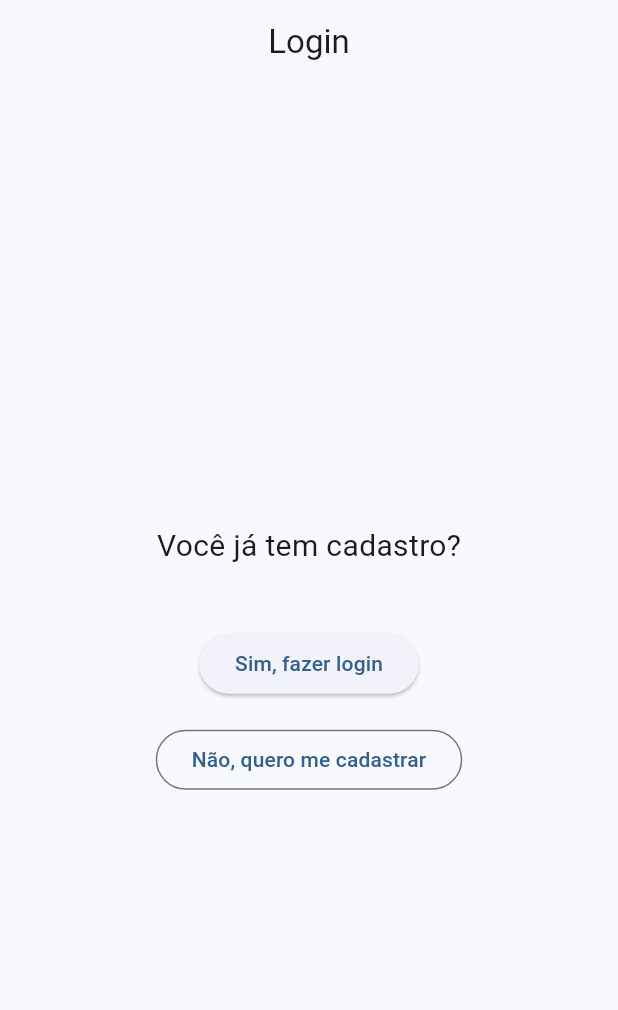
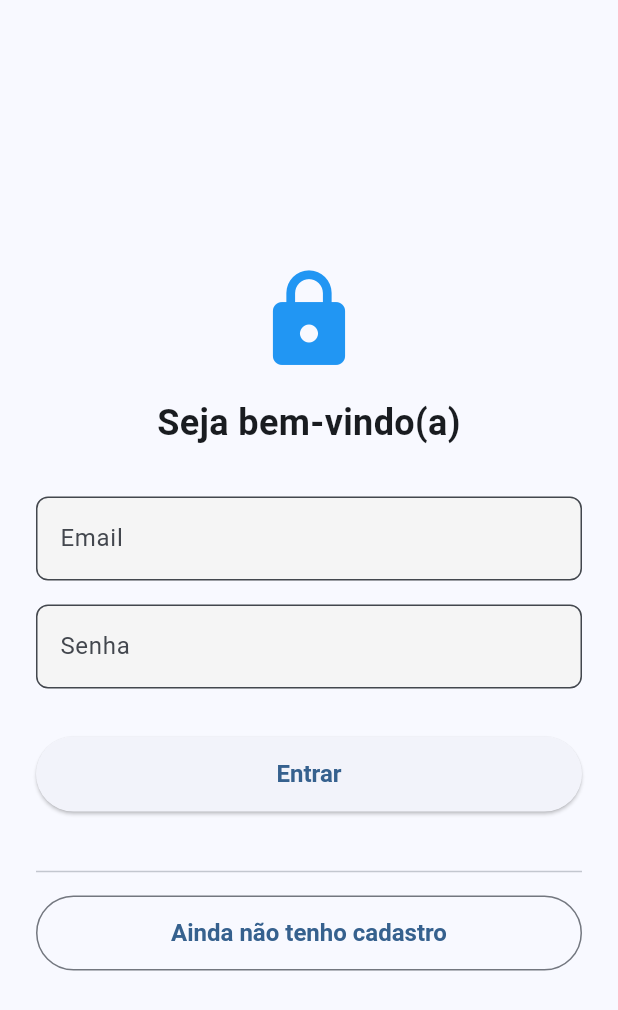
Before and after one commit to LuizFAraujo/pos_dev_web--disp_moveis--flutter_navigator1, a Flutter app: the screen it shows after launch, on a phone screen of 412 x 824 dp. Shown: the top 1010 px of the screen. Run offline on Flutter 3.47's test engine with Material 3 defaults, Android fonts, the light colour scheme and no system bars.

Commit message:
💄 STYLE: Melhorias visuais nas telas de login e cadastro
- Atualizada LoginScreen com layout centralizado, visual moderno e botão proporcional
- Removido AppBar para visual limpo e foco no conteúdo principal
- Substituído texto por 'Seja bem-vindo(a)' com ícone representativo
- Atualizada CadastroScreen com os mesmos padrões visuais e estrutura
- Campos nome, email e senha estilizados com InputDecoration consistente
- Comentários funcionais adicionados em ambas as telas para melhor manutenção

```diff
--- a/lib/screens/login_screen.dart
+++ b/lib/screens/login_screen.dart
@@ -1,45 +1,101 @@
-// Tela de Login com pergunta "Tem cadastro?" e navegação para Cadastro ou Tela Principal.
-
 import 'package:flutter/material.dart';
 
 import '../routes/app_routes.dart';
 
+/// Tela de login com layout moderno e centralizado.
+/// Possui campos fictícios de e-mail e senha, e botões para login e cadastro.
 class LoginScreen extends StatelessWidget {
   const LoginScreen({super.key});
 
   @override
   Widget build(BuildContext context) {
     return Scaffold(
-      appBar: AppBar(title: const Text('Login'), centerTitle: true),
-      body: Padding(
+      // Centro da tela com rolagem para evitar overflow em telas pequenas
+      body: Center(
+        child: SingleChildScrollView(
           padding: const EdgeInsets.all(24.0),
-        child: Center(
+          child: ConstrainedBox(
+            // Limita a largura para melhor visual em telas grandes
+            constraints: const BoxConstraints(maxWidth: 400),
             child: Column(
               mainAxisSize: MainAxisSize.min,
+              crossAxisAlignment: CrossAxisAlignment.center,
               children: [
+                // Ícone superior (cadeado)
+                const Icon(Icons.lock, size: 72, color: Colors.blue),
+                const SizedBox(height: 16),
+
+                // Título da tela
                 const Text(
-                'Você já tem cadastro?',
-                style: TextStyle(fontSize: 20),
+                  'Seja bem-vindo(a)',
+                  style: TextStyle(fontSize: 24, fontWeight: FontWeight.bold),
+                  textAlign: TextAlign.center,
                 ),
-              const SizedBox(height: 40),
+                const SizedBox(height: 32),
 
-              // Botão para quem já tem cadastro: vai para a tela principal
-              ElevatedButton(
-                onPressed: () {
-                  Navigator.pushNamed(context, AppRoutes.telaPrincipal);
-                },
-                child: const Text('Sim, fazer login'),
+                // Campo de entrada para email (sem funcionalidade real)
+                TextField(
+                  decoration: InputDecoration(
+                    labelText: 'Email',
+                    filled: true,
+                    fillColor: Colors.grey[100],
+                    border: OutlineInputBorder(
+                      borderRadius: BorderRadius.circular(8),
+                    ),
+                  ),
                 ),
                 const SizedBox(height: 16),
 
-              // Botão para quem não tem cadastro: vai para a tela de cadastro
+                // Campo de entrada para senha (sem funcionalidade real)
+                TextField(
+                  obscureText: true,
+                  decoration: InputDecoration(
+                    labelText: 'Senha',
+                    filled: true,
+                    fillColor: Colors.grey[100],
+                    border: OutlineInputBorder(
+                      borderRadius: BorderRadius.circular(8),
+                    ),
+                  ),
+                ),
+                const SizedBox(height: 32),
+
+                // Botão para realizar login (simulação)
+                ElevatedButton(
+                  style: ElevatedButton.styleFrom(
+                    minimumSize: const Size.fromHeight(50),
+                    textStyle: const TextStyle(
+                      fontSize: 16,
+                      fontWeight: FontWeight.w600,
+                    ),
+                  ),
+                  onPressed: () {
+                    // Navega para a tela principal ao "logar"
+                    Navigator.pushNamed(context, AppRoutes.telaPrincipal);
+                  },
+                  child: const Text('Entrar'),
+                ),
+
+                const SizedBox(height: 24),
+                const Divider(height: 32),
+
+                // Botão alternativo para usuários sem cadastro
                 OutlinedButton(
+                  style: OutlinedButton.styleFrom(
+                    minimumSize: const Size.fromHeight(50),
+                    textStyle: const TextStyle(
+                      fontSize: 16,
+                      fontWeight: FontWeight.w600,
+                    ),
+                  ),
                   onPressed: () {
+                    // Navega para a tela de cadastro
                     Navigator.pushNamed(context, AppRoutes.cadastro);
                   },
-                child: const Text('Não, quero me cadastrar'),
+                  child: const Text('Ainda não tenho cadastro'),
                 ),
               ],
+            ),
           ),
         ),
       ),
```
Also changed, not shown: lib/screens/cadastro_screen.dart (+55 -13 lines). Lines whose indentation alone changed are shown as unchanged.
